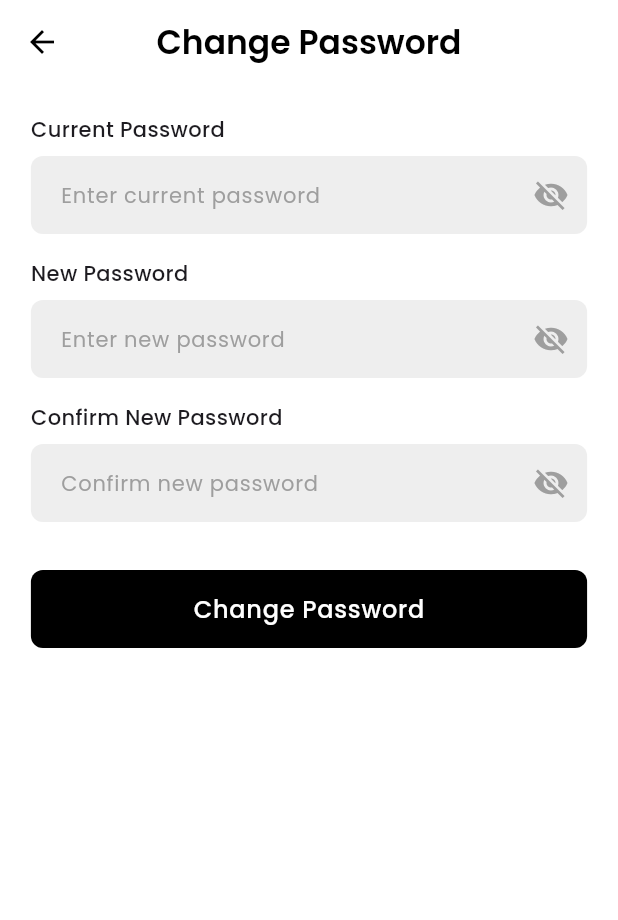
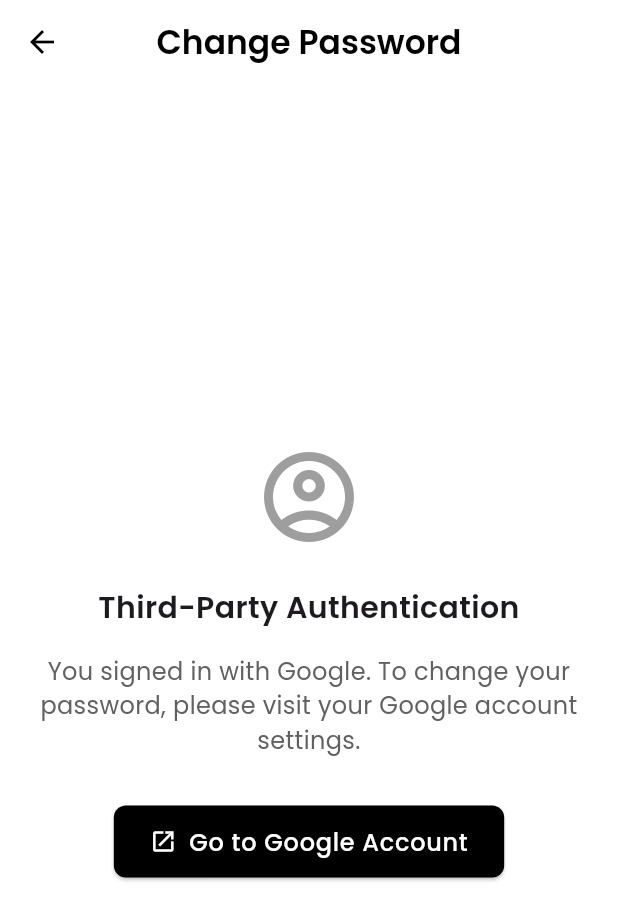
Before and after one commit to fyodorrrrr/haul-app, a Flutter app: the ChangePasswordScreen screen opened directly, on a phone screen of 412 x 824 dp. Shown: the top 920 px of the screen. Run offline on Flutter 3.47's test engine with Material 3 defaults, Android fonts, the phone set to English and light mode, and no system bars; our stand-ins replace cloud_firestore, firebase_auth, firebase_core, firebase_storage, google_fonts, google_sign_in and 1 more; missing offline and left inert: firebase_app_check; accounts and stored records are empty.

Commit message:
feat: add password change functionality and update Info.plist for URL schemes

```diff
--- a/lib/providers/auth_provider.dart
+++ b/lib/providers/auth_provider.dart
@@ -61,4 +61,19 @@ class AuthProvider {
       }
     }
   }
+
+  /// Check if user signed in with a specific provider
+  bool isSignedInWithProvider(String providerName) {
+    final user = _auth.currentUser;
+    if (user == null) return false;
+
+    // Check provider IDs in the user's providerData
+    return user.providerData.any((userInfo) =>
+      userInfo.providerId == providerName);
+  }
+
+  /// Check if user can change password (has email/password auth)
+  bool canChangePassword() {
+    return isSignedInWithProvider('password');
+  }
 }
--- a/lib/screens/buyer/change_password_screen.dart
+++ b/lib/screens/buyer/change_password_screen.dart
@@ -1,6 +1,7 @@
 import 'package:flutter/material.dart';
 import 'package:google_fonts/google_fonts.dart';
 import 'package:provider/provider.dart';
+import 'package:url_launcher/url_launcher.dart';
 import '/providers/auth_provider.dart';
 import '/theme/app_theme.dart';
 
@@ -68,7 +69,8 @@ class _ChangePasswordScreenState extends State<ChangePasswordScreen> {
 
   @override
   Widget build(BuildContext context) {
-    final size = MediaQuery.of(context).size;
+    final authProvider = Provider.of<AuthProvider>(context, listen: false);
+    final isPasswordUser = authProvider.canChangePassword();
 
     return Scaffold(
       appBar: AppBar(
@@ -87,11 +89,13 @@ class _ChangePasswordScreenState extends State<ChangePasswordScreen> {
         ),
         centerTitle: true,
       ),
-      body: _isLoading
+      body: !isPasswordUser
+        ? _buildSocialAuthMessage()
+        : _isLoading
             ? const Center(child: CircularProgressIndicator(color: Colors.black))
             : SingleChildScrollView(
                 child: Padding(
-                padding: EdgeInsets.symmetric(horizontal: size.width * 0.05),
+                  padding: EdgeInsets.symmetric(horizontal: MediaQuery.of(context).size.width * 0.05),
                   child: Form(
                     key: _formKey,
                     child: Column(
@@ -308,4 +312,59 @@ class _ChangePasswordScreenState extends State<ChangePasswordScreen> {
               ),
     );
   }
+
+  Widget _buildSocialAuthMessage() {
+    return Padding(
+      padding: const EdgeInsets.all(24.0),
+      child: Column(
+        mainAxisAlignment: MainAxisAlignment.center,
+        children: [
+          const Icon(
+            Icons.account_circle_outlined,
+            size: 72,
+            color: Colors.grey,
+          ),
+          const SizedBox(height: 24),
+          Text(
+            'Third-Party Authentication',
+            style: GoogleFonts.poppins(
+              fontSize: 20,
+              fontWeight: FontWeight.w600,
+            ),
+            textAlign: TextAlign.center,
+          ),
+          const SizedBox(height: 16),
+          Text(
+            'You signed in with Google. To change your password, please visit your Google account settings.',
+            style: GoogleFonts.poppins(
+              fontSize: 16,
+              color: Colors.grey.shade700,
+            ),
+            textAlign: TextAlign.center,
+          ),
+          const SizedBox(height: 32),
+          ElevatedButton.icon(
+            onPressed: () {
+              launchUrl(Uri.parse('https://myaccount.google.com/signinoptions/password'));
+            },
+            icon: const Icon(Icons.open_in_new),
+            label: Text(
+              'Go to Google Account',
+              style: GoogleFonts.poppins(
+                fontWeight: FontWeight.w500,
+              ),
+            ),
+            style: ElevatedButton.styleFrom(
+              backgroundColor: Colors.black,
+              foregroundColor: Colors.white,
+              padding: const EdgeInsets.symmetric(vertical: 12, horizontal: 24),
+              shape: RoundedRectangleBorder(
+                borderRadius: BorderRadius.circular(8),
+              ),
+            ),
+          ),
+        ],
+      ),
+    );
   }
+}
--- a/pubspec.yaml
+++ b/pubspec.yaml
@@ -19,6 +19,7 @@ dependencies:
   provider: 6.1.4
   intl: ^0.20.2
   firebase_app_check: ^0.2.1+8
+  url_launcher: ^6.1.10
 
 
 dev_dependencies:
```
Also changed, not shown: pubspec.lock, 1 other file. Lines whose indentation alone changed are shown as unchanged.
